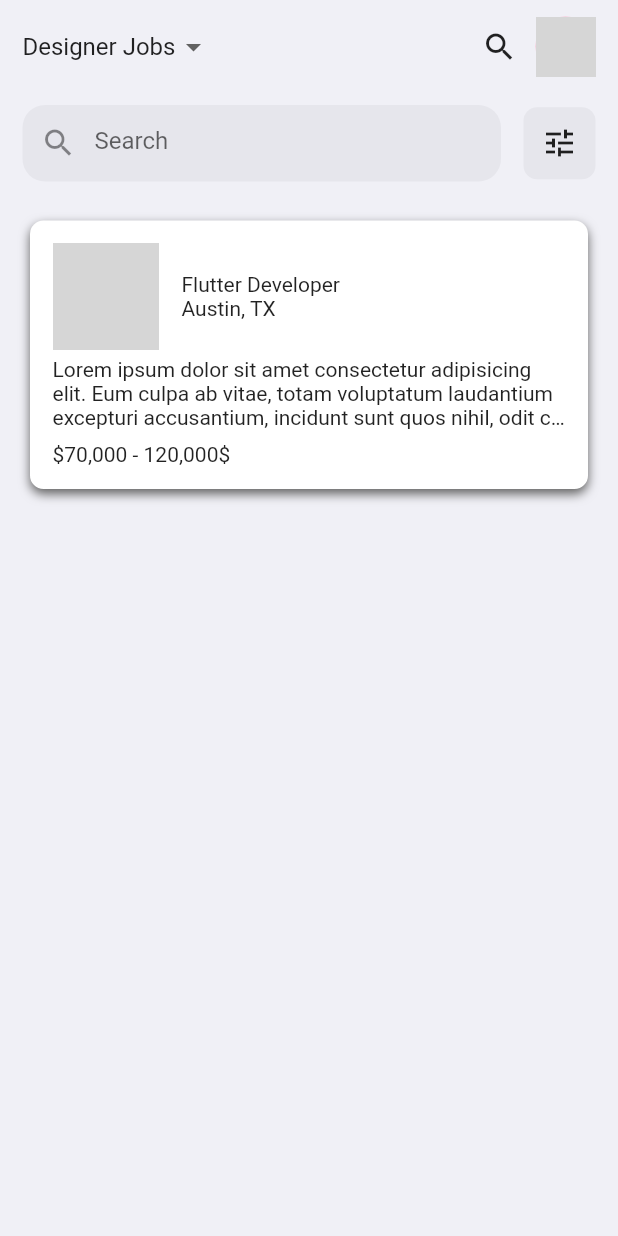
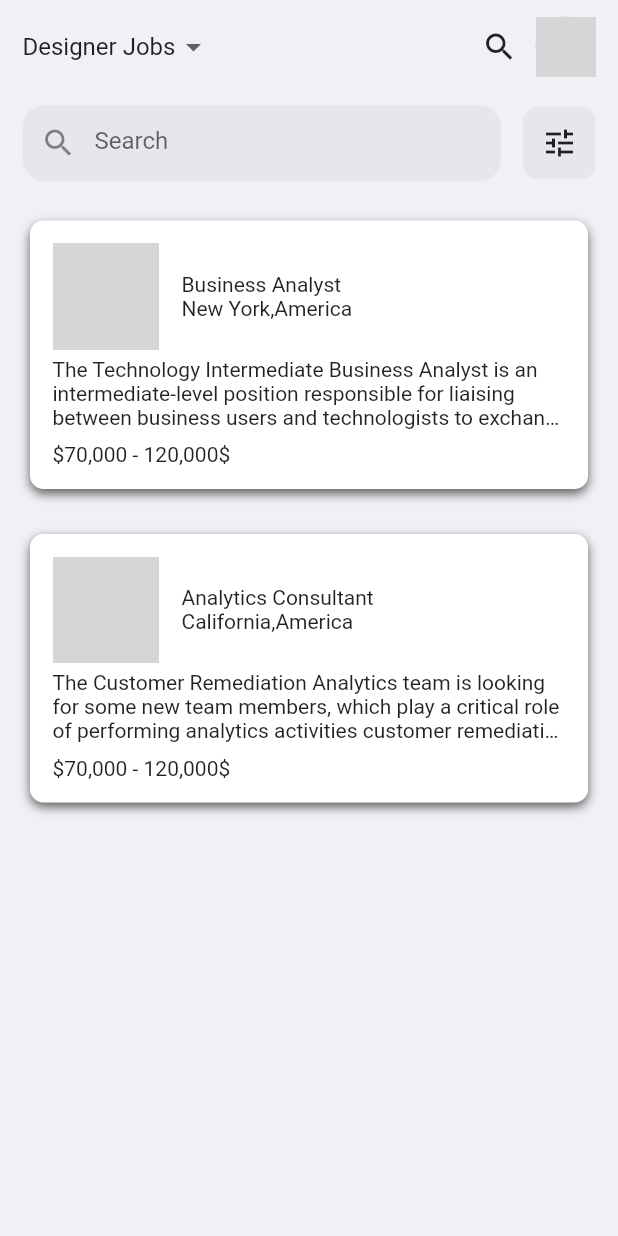
Before and after one commit to AjaiBhalaji/SheCan, a Flutter app: the HomeScreen screen opened by its route, on a phone screen of 412 x 824 dp. Run offline on Flutter 3.47's test engine with Material 2 defaults, Android fonts, the phone set to English and light mode, and no system bars; our stand-ins replace cached_network_image, carousel_slider, cloud_firestore, firebase_auth, firebase_core, material_floating_search_bar and 1 more; accounts and stored records are empty; network calls fail; grey boxes are pictures that could not be loaded.

Commit message:
Completed UI

```diff
--- a/lib/models/job.dart
+++ b/lib/models/job.dart
@@ -14,17 +14,28 @@ class JobModel {
 List<JobModel> jobList = [
   JobModel(
     description:
-        "Lorem ipsum dolor sit amet consectetur adipisicing elit. Eum culpa ab vitae, totam voluptatum laudantium excepturi accusantium, incidunt sunt quos nihil, odit consequuntur non modi vel veniam. Eligendi, dicta? Eius.",
+        "The Technology Intermediate Business Analyst is an intermediate-level position responsible for liaising between business users and technologists to exchange information in a concise, logical and understandable way in coordination with the Technology team. The overall objective of this role is to contribute to continuous iterative exploration and investigation of business performance and other measures to gain insight and drive business planning.",
     iconUrl:
-        "https://image.shutterstock.com/image-photo/modern-hospital-style-building-260nw-212251981.jpg",
-    location: "Austin, TX",
-    title: "Flutter Developer",
+        "https://encrypted-tbn0.gstatic.com/images?q=tbn:ANd9GcTOJ7U0Qwh9KxFRwKxnIjYPlm4F_t-QTAiQwA&usqp=CAU",
+    location: "New York,America",
+    title: "Business Analyst",
     salary: "\$70,000 - 120,000\$",
     photos: [
       "https://image.shutterstock.com/image-photo/modern-hospital-style-building-260nw-212251981.jpg",
       "https://image.shutterstock.com/image-photo/modern-hospital-style-building-260nw-212251981.jpg",
-
     ],
   ),
-
+  JobModel(
+    description:
+        "The Customer Remediation Analytics team is looking for some new team members, which play a critical role of performing analytics activities customer remediation population identification, remediation execution and exploratory analytics as well as transactional testing.",
+    iconUrl:
+        "https://encrypted-tbn0.gstatic.com/images?q=tbn:ANd9GcQ-m19aKUeQS6Z5RSuKE9GC9JzIEBwv8vBOxQ&usqp=CAU",
+    location: "California,America",
+    title: "Analytics Consultant",
+    salary: "\$70,000 - 120,000\$",
+    photos: [
+      "https://image.shutterstock.com/image-photo/modern-hospital-style-building-260nw-212251981.jpg",
+      "https://image.shutterstock.com/image-photo/modern-hospital-style-building-260nw-212251981.jpg",
+    ],
+  ),
 ];
--- a/lib/widgets/cards/blogCard.dart
+++ b/lib/widgets/cards/blogCard.dart
@@ -24,14 +24,14 @@ class BlogCard extends StatelessWidget {
               ),
             ),
             Positioned(
-              bottom: 2,
+              bottom: 0,
               child: Container(
                 padding: EdgeInsets.all(7),
                 height: 50,
                 width: MediaQuery.of(context).size.width - 30,
                 decoration: BoxDecoration(
-                    color: Colors.white,
-                    borderRadius: BorderRadius.circular(8)),
+                  color: Colors.white,
+                ),
                 child: Text(
                   title,
                   textAlign: TextAlign.center,
--- a/lib/widgets/cards/postsCard.dart
+++ b/lib/widgets/cards/postsCard.dart
@@ -4,18 +4,21 @@ import 'package:flutter/material.dart';
 const List<String> userImages = [
   'https://randomuser.me/api/portraits/med/women/75.jpg',
   'https://randomuser.me/api/portraits/med/women/12.jpg',
-  'https://randomuser.me/api/portraits/med/women/16.jpg'
+  'https://randomuser.me/api/portraits/med/women/20.jpg'
 ];
-const List<String> users = ['Sherlin', 'Kaviya', 'Aruvi'];
+const List<String> users = ['Sherlin', 'Kaviya', 'Catherine'];
 const List<String> images = [
-  'https://globalbusinesscoalition.org/wp-content/uploads/2017/06/G7-2017.jpg',
-  'https://globalbusinesscoalition.org/wp-content/uploads/2017/06/G7-2017.jpg',
-  'https://globalbusinesscoalition.org/wp-content/uploads/2017/06/G7-2017.jpg'
+  'https://static.vecteezy.com/system/resources/previews/003/795/147/non_2x/building-knowledge-and-skill-for-success-opportunity-and-career-growth-help-create-self-motivation-and-creativity-graduated-woman-climb-stack-of-book-and-try-reaching-out-mortarboard-hanging-on-tree-vector.jpg',
+  'https://img.freepik.com/free-vector/girl-fist-symbol_23-2147980803.jpg?size=338&ext=jpg',
+  'https://blog-c7ff.kxcdn.com/blog/wp-content/uploads/2017/12/blog_-1.jpg'
+
+  // 'https://www.google.com/url?sa=i&url=https%3A%2F%2Fserudsindia.org%2Fblog%2Fwomen-empowerment-meaning-definition%2F&psig=AOvVaw0fGIO78-9n2DlqK4Zqg2YQ&ust=1644223571740000&source=images&cd=vfe&ved=0CAsQjRxqFwoTCOCPuaLY6vUCFQAAAAAdAAAAABAW',
+  // 'https://www.google.com/url?sa=i&url=https%3A%2F%2Fwww.vecteezy.com%2Fvector-art%2F3795147-building-knowledge-and-skill-for-success-opportunity-and-career-growth-help-create-self-motivation-and-creativity-graduated-woman-climb-stack-of-book-and-try-reaching-out-mortarboard-hanging-on-tree&psig=AOvVaw2qnZzd7xSokJImpbNeH1wl&ust=1644223760365000&source=images&cd=vfe&ved=0CAsQjRxqFwoTCMiQy_7Y6vUCFQAAAAAdAAAAABAL'
 ];
 const List<String> captions = [
-  'Attend the conference today, it was great to know about the environment',
-  'Attend the conference today, it was great to know about the environment',
-  'Attend the conference today, it was great to know about the environment'
+  'Women’s empowerment can be defined to promoting women’s sense of self-worth, their ability to determine their own choices, and their right to influence social change for themselves and others.',
+  'A Woman is like a tea bag-You never know how strong she is until she gets in hot water',
+  'Everyone has inside of her a piece of good news. The good news is that you don’t know how great you can be, how much you can love, what you can accomplish, and what your potential is'
 ];
 
 class PostCard extends StatelessWidget {
```
Also changed, not shown: lib/views/others/get_help.dart (+25 -25 lines), lib/views/others/health_page.dart (+11 -11 lines), lib/widgets/cards/police_card.dart (+4 -4 lines), lib/widgets/home/CarouselSliderIndicator.dart (+21 -10 lines), pubspec.lock, 1 other file.
